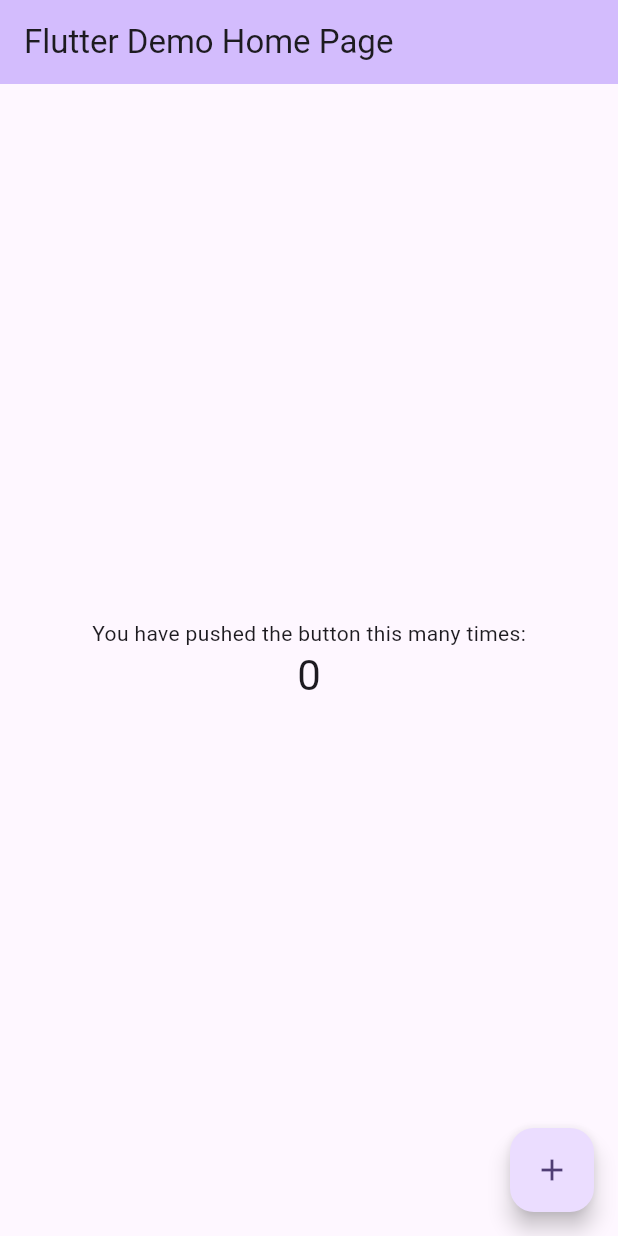
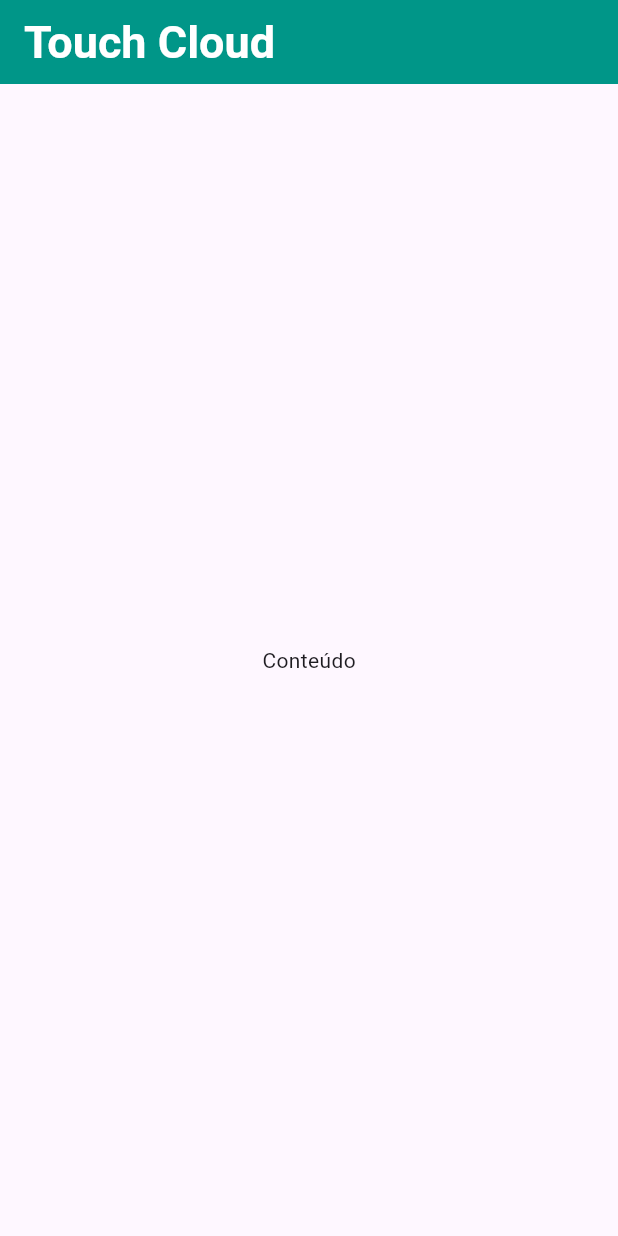
Before and after one commit to samuelfilipefaria/touch-cloud, a Flutter app: the screen it shows after launch, on a phone screen of 412 x 824 dp. Run offline on Flutter 3.47's test engine with Material 3 defaults, Android fonts, the light colour scheme and no system bars.

Commit message:
Creating pages

```diff
--- /dev/null
+++ b/lib/about.dart
@@ -0,0 +1,12 @@
+import 'package:flutter/material.dart';
+
+class About extends StatelessWidget {
+  const About({super.key});
+
+  @override
+  Widget build(BuildContext context) {
+    return const Placeholder(
+      child: Text("Sobre o projeto"),
+    );
+  }
+}
--- /dev/null
+++ b/lib/forecast.dart
@@ -0,0 +1,15 @@
+import 'package:flutter/material.dart';
+
+class Forecast extends StatefulWidget {
+  const Forecast({super.key});
+
+  @override
+  State<Forecast> createState() => _ForecastState();
+}
+
+class _ForecastState extends State<Forecast> {
+  @override
+  Widget build(BuildContext context) {
+    return const Placeholder();
+  }
+}
--- a/lib/main.dart
+++ b/lib/main.dart
@@ -1,4 +1,7 @@
 import 'package:flutter/material.dart';
+import 'weather.dart';
+import 'forecast.dart';
+import 'about.dart';
 
 void main() {
   runApp(const MyApp());
@@ -7,119 +10,16 @@
 class MyApp extends StatelessWidget {
   const MyApp({super.key});
 
-  // This widget is the root of your application.
   @override
   Widget build(BuildContext context) {
     return MaterialApp(
-      title: 'Flutter Demo',
+      title: "Template",
+      debugShowCheckedModeBanner: false,
       theme: ThemeData(
-        // This is the theme of your application.
-        //
-        // TRY THIS: Try running your application with "flutter run". You'll see
-        // the application has a purple toolbar. Then, without quitting the app,
-        // try changing the seedColor in the colorScheme below to Colors.green
-        // and then invoke "hot reload" (save your changes or press the "hot
-        // reload" button in a Flutter-supported IDE, or press "r" if you used
-        // the command line to start the app).
-        //
-        // Notice that the counter didn't reset back to zero; the application
-        // state is not lost during the reload. To reset the state, use hot
-        // restart instead.
-        //
-        // This works for code too, not just values: Most code changes can be
-        // tested with just a hot reload.
-        colorScheme: ColorScheme.fromSeed(seedColor: Colors.deepPurple),
-        useMaterial3: true,
+        primarySwatch: Colors.teal,
+        appBarTheme: const AppBarTheme(backgroundColor: Colors.teal)
       ),
-      home: const MyHomePage(title: 'Flutter Demo Home Page'),
+      home: const Weather(),
     );
   }
 }
-
-class MyHomePage extends StatefulWidget {
-  const MyHomePage({super.key, required this.title});
-
-  // This widget is the home page of your application. It is stateful, meaning
-  // that it has a State object (defined below) that contains fields that affect
-  // how it looks.
-
-  // This class is the configuration for the state. It holds the values (in this
-  // case the title) provided by the parent (in this case the App widget) and
-  // used by the build method of the State. Fields in a Widget subclass are
-  // always marked "final".
-
-  final String title;
-
-  @override
-  State<MyHomePage> createState() => _MyHomePageState();
-}
-
-class _MyHomePageState extends State<MyHomePage> {
-  int _counter = 0;
-
-  void _incrementCounter() {
-    setState(() {
-      // This call to setState tells the Flutter framework that something has
-      // changed in this State, which causes it to rerun the build method below
-      // so that the display can reflect the updated values. If we changed
-      // _counter without calling setState(), then the build method would not be
-      // called again, and so nothing would appear to happen.
-      _counter++;
-    });
-  }
-
-  @override
-  Widget build(BuildContext context) {
-    // This method is rerun every time setState is called, for instance as done
-    // by the _incrementCounter method above.
-    //
-    // The Flutter framework has been optimized to make rerunning build methods
-    // fast, so that you can just rebuild anything that needs updating rather
-    // than having to individually change instances of widgets.
-    return Scaffold(
-      appBar: AppBar(
-        // TRY THIS: Try changing the color here to a specific color (to
-        // Colors.amber, perhaps?) and trigger a hot reload to see the AppBar
-        // change color while the other colors stay the same.
-        backgroundColor: Theme.of(context).colorScheme.inversePrimary,
-        // Here we take the value from the MyHomePage object that was created by
-        // the App.build method, and use it to set our appbar title.
-        title: Text(widget.title),
-      ),
-      body: Center(
-        // Center is a layout widget. It takes a single child and positions it
-        // in the middle of the parent.
-        child: Column(
-          // Column is also a layout widget. It takes a list of children and
-          // arranges them vertically. By default, it sizes itself to fit its
-          // children horizontally, and tries to be as tall as its parent.
-          //
-          // Column has various properties to control how it sizes itself and
-          // how it positions its children. Here we use mainAxisAlignment to
-          // center the children vertically; the main axis here is the vertical
-          // axis because Columns are vertical (the cross axis would be
-          // horizontal).
-          //
-          // TRY THIS: Invoke "debug painting" (choose the "Toggle Debug Paint"
-          // action in the IDE, or press "p" in the console), to see the
-          // wireframe for each widget.
-          mainAxisAlignment: MainAxisAlignment.center,
-          children: <Widget>[
-            const Text(
-              'You have pushed the button this many times:',
-            ),
-            Text(
-              '$_counter',
-              style: Theme.of(context).textTheme.headlineMedium,
-            ),
-          ],
-        ),
-      ),
-      floatingActionButton: FloatingActionButton(
-        onPressed: _incrementCounter,
-        tooltip: 'Increment',
-        child: const Icon(Icons.add),
-      ), // This trailing comma makes auto-formatting nicer for build methods.
-    );
-  }
-}
--- /dev/null
+++ b/lib/weather.dart
@@ -0,0 +1,32 @@
+import 'package:flutter/material.dart';
+
+class Weather extends StatefulWidget {
+  const Weather({super.key});
+
+  @override
+  State<Weather> createState() => _WeatherState();
+}
+
+class _WeatherState extends State<Weather> {
+  @override
+  Widget build(BuildContext context) {
+    return Scaffold(
+      appBar: AppBar(
+        title: const Text("Touch Cloud"),
+        titleTextStyle: const TextStyle(
+          fontSize: 30,
+          fontWeight: FontWeight.bold,
+          color: Colors.white
+        ),
+      ),
+      body: const Center(
+        child: Column(
+          mainAxisAlignment: MainAxisAlignment.spaceEvenly,
+          children: [
+            Text("Conteúdo")
+          ],
+        ),
+      ),
+    );
+  }
+}
```
